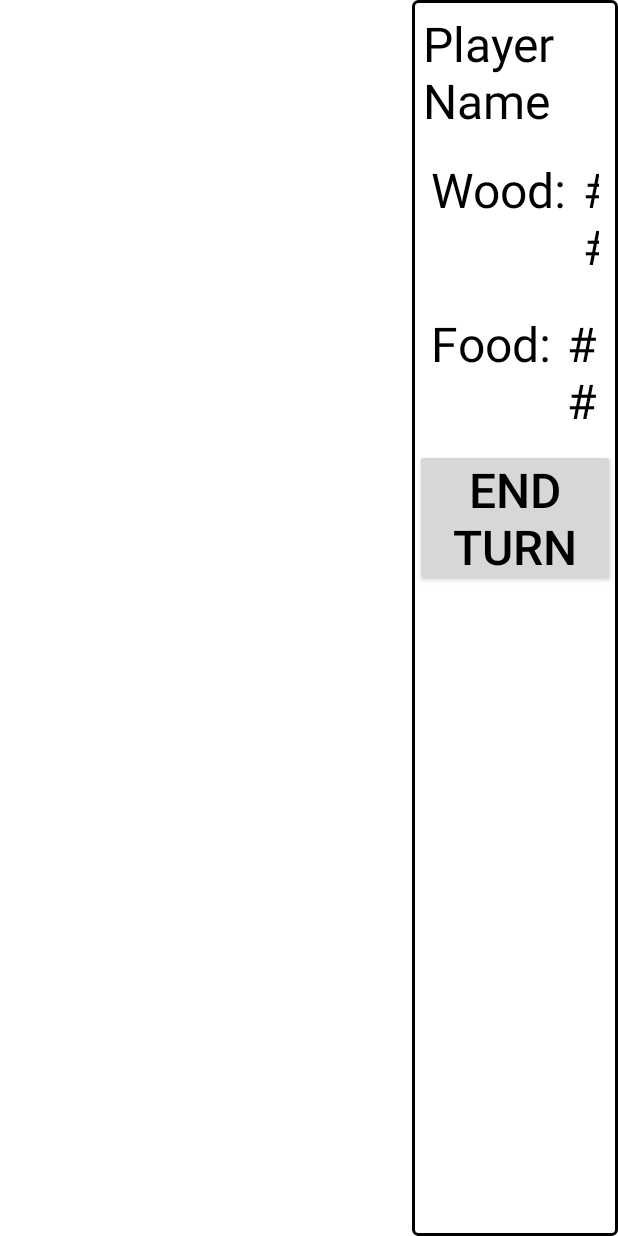
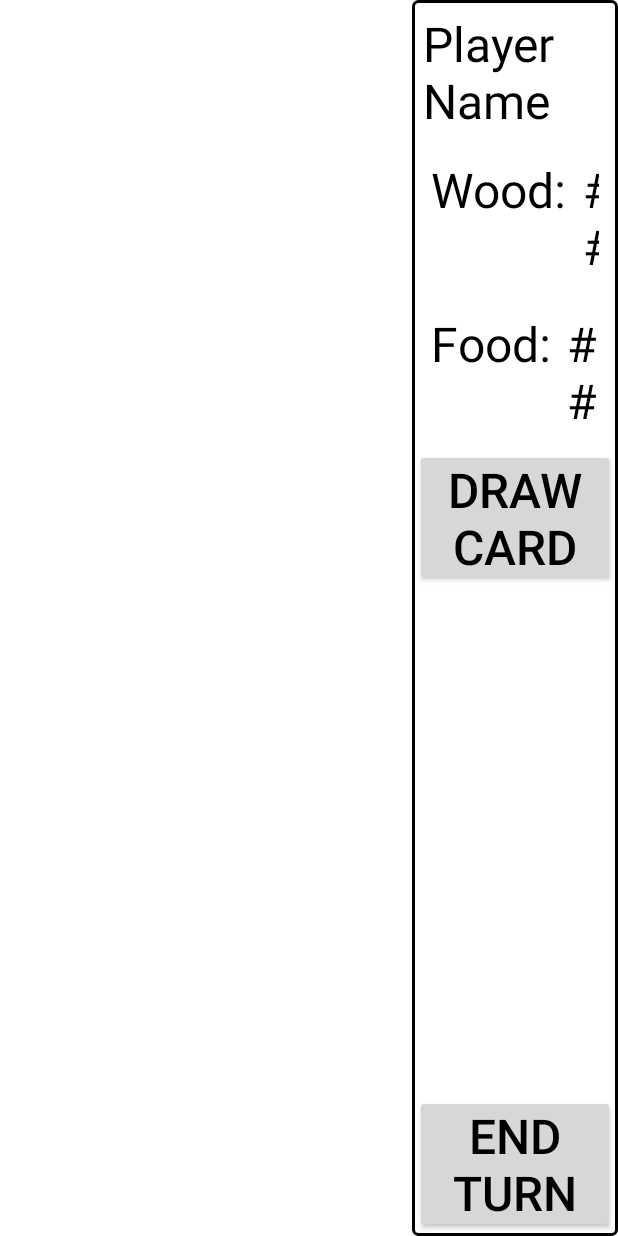
Before and after one commit to lothar243/Survivors-Of-The-Apocalypse, an Android app: the layout activity_main.xml on its own in the app's theme, with its tools: preview values and no code run, on a phone screen of 412 x 824 dp. Run offline under Robolectric (Android 15) with nearby library versions, the phone set to English and light mode, and no system bars.

Commit message:
Gave a way for the cards to take in a location

```diff
--- a/app/src/main/java/edu/umt/csdept/survivorsoftheapocalypse/GameXMLReader.java
+++ b/app/src/main/java/edu/umt/csdept/survivorsoftheapocalypse/GameXMLReader.java
@@ -87,15 +87,15 @@ public class GameXMLReader {
             while(eventType != XmlResourceParser.END_DOCUMENT) {
                 try {
                     if (eventType == XmlResourceParser.START_TAG
-                            && parser.getName().equalsIgnoreCase("tile")) {
+                            && parser.getName().equalsIgnoreCase("card")) {
                         String name = DEFAULT_XML_STRING;
                         int count = DEFAULT_INT_UNSPECIFIED_ATTRIBUTE;
                         for (int i = 0; i < parser.getAttributeCount(); i++) {
                             switch (parser.getAttributeName(i)) {
-                                case "Name":
+                                case "name":
                                     name = parser.getAttributeValue(i);
                                     break;
-                                case "ResourceCount":
+                                case "Count":
                                     count = parser.getAttributeIntValue(i, DEFAULT_INT_READ_ERROR);
                                     break;
                                 default:
--- a/app/src/main/java/edu/umt/csdept/survivorsoftheapocalypse/PlayerCard.java
+++ b/app/src/main/java/edu/umt/csdept/survivorsoftheapocalypse/PlayerCard.java
@@ -1,11 +1,13 @@
 package edu.umt.csdept.survivorsoftheapocalypse;
 
 import android.graphics.Bitmap;
+import android.util.Log;
 
 /**
  * Created by sinless on 2/25/16.
  */
 public abstract class PlayerCard implements Card {
+    private static final String NAME = "PlayerCard";
 
     String CardName;
     @Override
@@ -15,6 +17,10 @@ public abstract class PlayerCard implements Card {
     @Override
     public abstract void onPlay(GameState gameState);
 
+    public void onPlay(GameState gameState, Location location) {
+        Log.d(NAME, "played " + CardName + " at " + location.toString());
+    }
+
     public String getCardName() {
         return CardName;
     }
--- a/app/src/main/res/layout/activity_main.xml
+++ b/app/src/main/res/layout/activity_main.xml
@@ -13,7 +13,7 @@
         android:orientation="vertical"
         android:background="@android:color/white"
         android:id="@+id/board_panel" />
-    <LinearLayout
+    <RelativeLayout
         android:layout_width="0dp"
         android:layout_weight="1"
         android:layout_height="match_parent"
@@ -21,7 +21,8 @@
         android:background="#FFF"
         android:orientation="vertical">
         <include layout="@layout/side_panel" />
+        <include layout="@layout/location_prompt"/>
 
-    </LinearLayout>
+    </RelativeLayout>
 
 </LinearLayout>
--- a/app/src/main/res/layout/side_panel.xml
+++ b/app/src/main/res/layout/side_panel.xml
@@ -47,6 +47,15 @@
     <Button
         android:layout_width="match_parent"
         android:layout_height="wrap_content"
+        android:text="Draw Card"
+        android:id="@+id/draw_card_button"/>
+    <View
+        android:layout_width="match_parent"
+        android:layout_height="0dp"
+        android:layout_weight="1"/>
+    <Button
+        android:layout_width="match_parent"
+        android:layout_height="wrap_content"
         android:id="@+id/end_turn_button"
         android:text="@string/end_turn"/>
 </LinearLayout>
```
Also changed, not shown: app/src/main/java/edu/umt/csdept/survivorsoftheapocalypse/GameBoardView.java (+7 -0 lines), app/src/main/java/edu/umt/csdept/survivorsoftheapocalypse/GameState.java (+20 -1 lines), app/src/main/java/edu/umt/csdept/survivorsoftheapocalypse/InGameActivity.java (+45 -2 lines), app/src/main/java/edu/umt/csdept/survivorsoftheapocalypse/PlayCardImpl.java (+6 -5 lines), app/src/main/res/layout/location_prompt.xml (added, +14 -0 lines).
